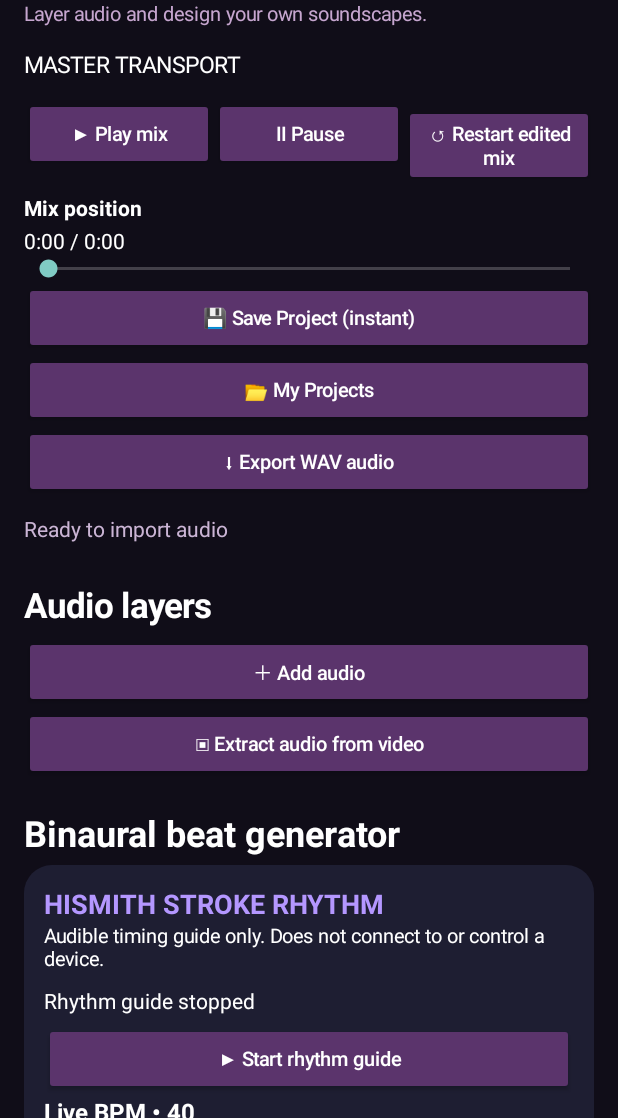
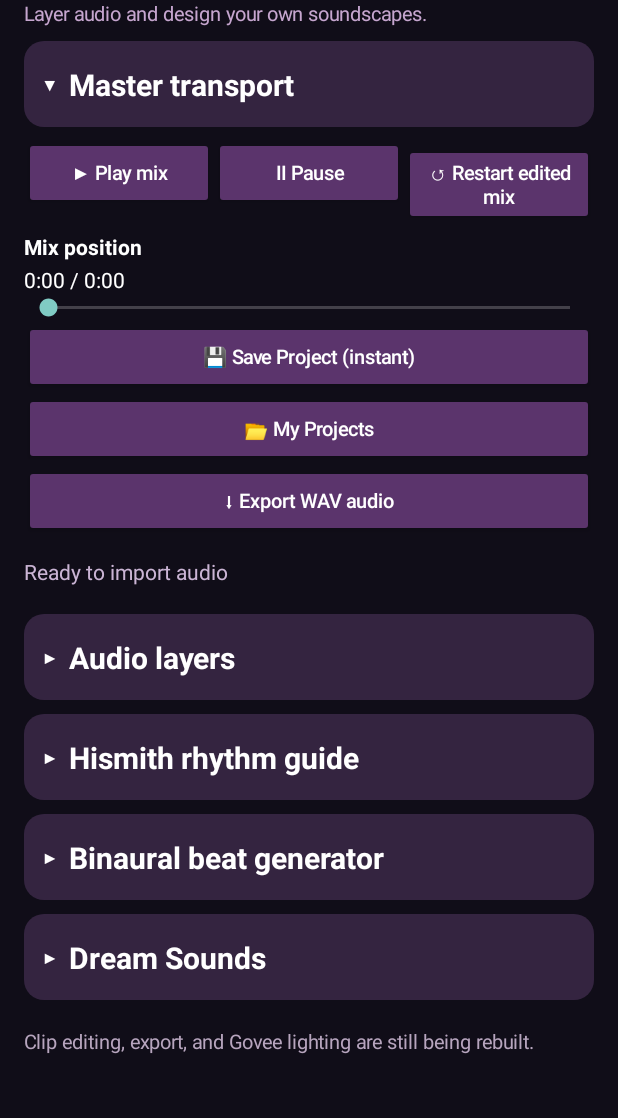
Before and after one commit to isthisthewayhome/-Tallulah-Audio-Lab-2., an Android app: the screen it shows after launch (MainActivity), on a phone screen of 412 x 824 dp, the part 118-1236 px from its top. Run offline under Robolectric (Android 15) with nearby library versions, the phone set to English and light mode, and no system bars.

Commit message:
Organize Audio Lab homepage into collapsible feature sections

```diff
--- a/app/src/main/java/com/tallulah/audiolab2/MainActivity.java
+++ b/app/src/main/java/com/tallulah/audiolab2/MainActivity.java
@@ -72,36 +72,36 @@ public class MainActivity extends Activity {
     TextView eyebrow=text("Y O U R   P R I V A T E   S O U N D   S T U D I O",13,true);eyebrow.setTextColor(accent);root.addView(eyebrow);
     TextView heading=text("Tallulah Audio Lab",30,true);heading.setTextColor(Color.WHITE);root.addView(heading);
     TextView sub=text("Layer audio and design your own soundscapes.",13,false);sub.setTextColor(0xffc6a6cf);root.addView(sub);
-    TextView info=text("MASTER TRANSPORT",15,false);info.setPadding(0,22,0,18);root.addView(info);
+    LinearLayout masterSection=collapsibleSection(root,"Master transport",true);
     Button add=button("＋ Add audio");
     add.setOnClickListener(v->{Intent i=new Intent(Intent.ACTION_OPEN_DOCUMENT);i.addCategory(Intent.CATEGORY_OPENABLE);i.setType("audio/*");i.putExtra(Intent.EXTRA_ALLOW_MULTIPLE,true);startActivityForResult(i,PICK_AUDIO);});
-    LinearLayout controls=new LinearLayout(this);controls.setOrientation(LinearLayout.HORIZONTAL);root.addView(controls);
+    LinearLayout controls=new LinearLayout(this);controls.setOrientation(LinearLayout.HORIZONTAL);masterSection.addView(controls);
     Button play=button("▶ Play mix");controls.addView(play,new LinearLayout.LayoutParams(0,-2,1));
     Button pause=button("Ⅱ Pause");controls.addView(pause,new LinearLayout.LayoutParams(0,-2,1));
     Button reset=button("↺ Restart edited mix");controls.addView(reset,new LinearLayout.LayoutParams(0,-2,1));
     play.setOnClickListener(v->{if(tracks.isEmpty()){status.setText("Add an audio file first.");return;}if(!playing){playing=true;mixClockStartedAt=android.os.SystemClock.elapsedRealtime()-mixClockPositionMs;for(Track t:tracks)t.scheduledActive=false;status.setText("Playing mix with scheduled start times");}});
     pause.setOnClickListener(v->{mixClockPositionMs=mixPosition();playing=false;for(Track t:tracks){if(t.player.isPlaying())t.player.pause();t.scheduledActive=false;}status.setText("Paused");});
     reset.setOnClickListener(v->{playing=false;positionMix(0);status.setText("Reset to start");});
-    TextView timelineTitle=text("Mix position",14,true);timelineTitle.setPadding(0,14,0,4);root.addView(timelineTitle);
-    masterTime=text("0:00 / 0:00",14,false);root.addView(masterTime);
-    masterSeek=new SeekBar(this);masterSeek.setMax(1);root.addView(masterSeek);
+    TextView timelineTitle=text("Mix position",14,true);timelineTitle.setPadding(0,14,0,4);masterSection.addView(timelineTitle);
+    masterTime=text("0:00 / 0:00",14,false);masterSection.addView(masterTime);
+    masterSeek=new SeekBar(this);masterSeek.setMax(1);masterSection.addView(masterSeek);
     masterSeek.setOnSeekBarChangeListener(new SeekBar.OnSeekBarChangeListener(){
       public void onProgressChanged(SeekBar bar,int value,boolean user){if(user){masterTime.setText(clock(value)+" / "+clock(getMixDuration()));}}
       public void onStartTrackingTouch(SeekBar bar){draggingMaster=true;}
       public void onStopTrackingTouch(SeekBar bar){int target=bar.getProgress();positionMix(target);draggingMaster=false;updateMasterTimeline();}
     });
-    Button saveProject=button("💾 Save Project (instant)");root.addView(saveProject);saveProject.setOnClickListener(v->saveProject());
-    Button openProject=button("📂 My Projects");root.addView(openProject);openProject.setOnClickListener(v->showProjects());
-    Button saveMix=button("⬇ Export WAV audio");root.addView(saveMix);
+    Button saveProject=button("💾 Save Project (instant)");masterSection.addView(saveProject);saveProject.setOnClickListener(v->saveProject());
+    Button openProject=button("📂 My Projects");masterSection.addView(openProject);openProject.setOnClickListener(v->showProjects());
+    Button saveMix=button("⬇ Export WAV audio");masterSection.addView(saveMix);
     saveMix.setOnClickListener(v->saveEditedAudio());
     status=text("Ready to import audio",14,false);status.setTextColor(0xffcbb5d5);status.setPadding(0,16,0,14);root.addView(status);
-    TextView title=text("Audio layers",23,true);title.setPadding(0,24,0,8);root.addView(title);
-    root.addView(add);
-    Button video=button("▣ Extract audio from video");root.addView(video);video.setOnClickListener(v->status.setText("Video extraction is not available in this build yet."));
-    trackList=new LinearLayout(this);trackList.setOrientation(1);root.addView(trackList);
-    TextView beatTitle=text("Binaural beat generator",24,true);beatTitle.setPadding(0,28,0,8);root.addView(beatTitle);
+    LinearLayout audioSection=collapsibleSection(root,"Audio layers",false);
+    audioSection.addView(add);
+    Button video=button("▣ Extract audio from video");audioSection.addView(video);video.setOnClickListener(v->status.setText("Video extraction is not available in this build yet."));
+    trackList=new LinearLayout(this);trackList.setOrientation(1);audioSection.addView(trackList);
+    LinearLayout rhythmSection=collapsibleSection(root,"Hismith rhythm guide",false);
     LinearLayout rhythmCard=new LinearLayout(this);rhythmCard.setOrientation(1);rhythmCard.setPadding(20,20,20,20);
-    GradientDrawable rhythmBg=new GradientDrawable();rhythmBg.setColor(0xff1e1e32);rhythmBg.setCornerRadius(28);rhythmCard.setBackground(rhythmBg);root.addView(rhythmCard);
+    GradientDrawable rhythmBg=new GradientDrawable();rhythmBg.setColor(0xff1e1e32);rhythmBg.setCornerRadius(28);rhythmCard.setBackground(rhythmBg);rhythmSection.addView(rhythmCard);
     TextView rhythmHeading=text("HISMITH STROKE RHYTHM",18,true);rhythmHeading.setTextColor(0xffb497ff);rhythmCard.addView(rhythmHeading);
     TextView rhythmDesc=text("Audible timing guide only. Does not connect to or control a device.",13,false);rhythmCard.addView(rhythmDesc);
     rhythmStatus=text("Rhythm guide stopped",14,false);rhythmStatus.setPadding(0,14,0,8);rhythmCard.addView(rhythmStatus);
@@ -119,9 +119,9 @@ public class MainActivity extends Activity {
     Spinner patterns=new Spinner(this);String[] names={"Steady pulse","Wave • rise and fall","Build • gradual acceleration"};ArrayAdapter<String> adapter=new ArrayAdapter<>(this,android.R.layout.simple_spinner_dropdown_item,names);patterns.setAdapter(adapter);rhythmCard.addView(patterns);
     patterns.setOnItemSelectedListener(new android.widget.AdapterView.OnItemSelectedListener(){public void onItemSelected(android.widget.AdapterView<?> parent,View view,int position,long id){rhythmPattern=position;rhythmTick=0;}public void onNothingSelected(android.widget.AdapterView<?> parent){}});
 
-    TextView binauralTitle=text("Stereo binaural beat generator",23,true);binauralTitle.setPadding(0,26,0,10);root.addView(binauralTitle);
+    LinearLayout binauralSection=collapsibleSection(root,"Binaural beat generator",false);
     LinearLayout binCard=new LinearLayout(this);binCard.setOrientation(1);binCard.setPadding(20,20,20,20);
-    GradientDrawable binShape=new GradientDrawable();binShape.setColor(0xff1e1e32);binShape.setCornerRadius(24);binCard.setBackground(binShape);root.addView(binCard);
+    GradientDrawable binShape=new GradientDrawable();binShape.setColor(0xff1e1e32);binShape.setCornerRadius(24);binCard.setBackground(binShape);binauralSection.addView(binCard);
     CheckBox stereoSwitch=new CheckBox(this);stereoSwitch.setText("Enable stereo tones");stereoSwitch.setTextColor(Color.WHITE);binCard.addView(stereoSwitch);
     stereoSwitch.setOnCheckedChangeListener((stereoButton,on)->{stereoOn=on;startAtmosphereIfNeeded();});
     String[] binauralPresetNames={"Deep Rest • 2 Hz","Dreamy • 6 Hz","Calm • 10 Hz","Focused • 18 Hz","Energized • 36 Hz","Intimate • 7 Hz","Custom"};
@@ -136,9 +136,9 @@ public class MainActivity extends Activity {
     TextView stereoVol=text("Tone volume • 25%",14,false);binCard.addView(stereoVol);
     SeekBar stereoSlider=new SeekBar(this);stereoSlider.setMax(100);stereoSlider.setProgress(25);binCard.addView(stereoSlider);
     stereoSlider.setOnSeekBarChangeListener(new SeekBar.OnSeekBarChangeListener(){public void onProgressChanged(SeekBar b,int p,boolean user){stereoVolume=p;stereoVol.setText("Tone volume • "+p+"%");}public void onStartTrackingTouch(SeekBar b){}public void onStopTrackingTouch(SeekBar b){}});
-    TextView dreamTitle=text("Dream Sounds",23,true);dreamTitle.setPadding(0,26,0,10);root.addView(dreamTitle);
+    LinearLayout dreamSection=collapsibleSection(root,"Dream Sounds",false);
     LinearLayout dreamCard=new LinearLayout(this);dreamCard.setOrientation(1);dreamCard.setPadding(20,20,20,20);
-    GradientDrawable dreamShape=new GradientDrawable();dreamShape.setColor(0xff1e1e32);dreamShape.setCornerRadius(24);dreamCard.setBackground(dreamShape);root.addView(dreamCard);
+    GradientDrawable dreamShape=new GradientDrawable();dreamShape.setColor(0xff1e1e32);dreamShape.setCornerRadius(24);dreamCard.setBackground(dreamShape);dreamSection.addView(dreamCard);
     Spinner dreamPicker=new Spinner(this);dreamPicker.setAdapter(new ArrayAdapter<String>(this,android.R.layout.simple_spinner_dropdown_item,new String[]{"Dark Drone","Ocean Drift","Airy Whisper","Soft Night Pulse"}));dreamCard.addView(dreamPicker);
     dreamPicker.setOnItemSelectedListener(new android.widget.AdapterView.OnItemSelectedListener(){public void onItemSelected(android.widget.AdapterView<?> p,View v,int pos,long id){atmosphereType=pos;}public void onNothingSelected(android.widget.AdapterView<?> p){}});
     TextView dreamVol=text("Dream volume • 20%",14,false);dreamCard.addView(dreamVol);
@@ -148,6 +148,18 @@ public class MainActivity extends Activity {
     dreamButton.setOnClickListener(v->{atmosphereOn=!atmosphereOn;startAtmosphereIfNeeded();dreamButton.setText(atmosphereOn?"■ Stop Dream Sounds":"▶ Start Dream Sounds");});
     dreamCard.addView(text("Synthesized sound textures. Use stereo headphones for binaural tones.",12,false));
     TextView foot=text("Clip editing, export, and Govee lighting are still being rebuilt.",13,false);foot.setTextColor(0xffb7a5be);foot.setPadding(0,28,0,0);root.addView(foot);
+  }
+  private LinearLayout collapsibleSection(LinearLayout parent,String title,boolean initiallyOpen){
+    LinearLayout section=new LinearLayout(this);section.setOrientation(1);
+    LinearLayout.LayoutParams sectionParams=new LinearLayout.LayoutParams(-1,-2);sectionParams.setMargins(0,14,0,0);parent.addView(section,sectionParams);
+    TextView header=text((initiallyOpen?"▾  ":"▸  ")+title,20,true);
+    header.setTextColor(Color.WHITE);header.setPadding(20,22,20,22);
+    GradientDrawable background=new GradientDrawable();background.setColor(0xff342440);background.setCornerRadius(20);header.setBackground(background);
+    section.addView(header);
+    LinearLayout content=new LinearLayout(this);content.setOrientation(1);content.setPadding(0,10,0,4);
+    section.addView(content);content.setVisibility(initiallyOpen?View.VISIBLE:View.GONE);
+    header.setOnClickListener(v->{boolean open=content.getVisibility()!=View.VISIBLE;content.setVisibility(open?View.VISIBLE:View.GONE);header.setText((open?"▾  ":"▸  ")+title);});
+    return content;
   }
   private TextView text(String s,int size,boolean bold){TextView t=new TextView(this);t.setText(s);t.setTextSize(size);t.setTextColor(Color.WHITE);if(bold)t.setTypeface(null,Typeface.BOLD);return t;}
   private Button button(String s){Button b=new Button(this);b.setText(s);b.setTextColor(Color.WHITE);b.setAllCaps(false);b.setTextSize(13);b.setBackgroundTintList(android.content.res.ColorStateList.valueOf(0xff5b346c));return b;}
```
